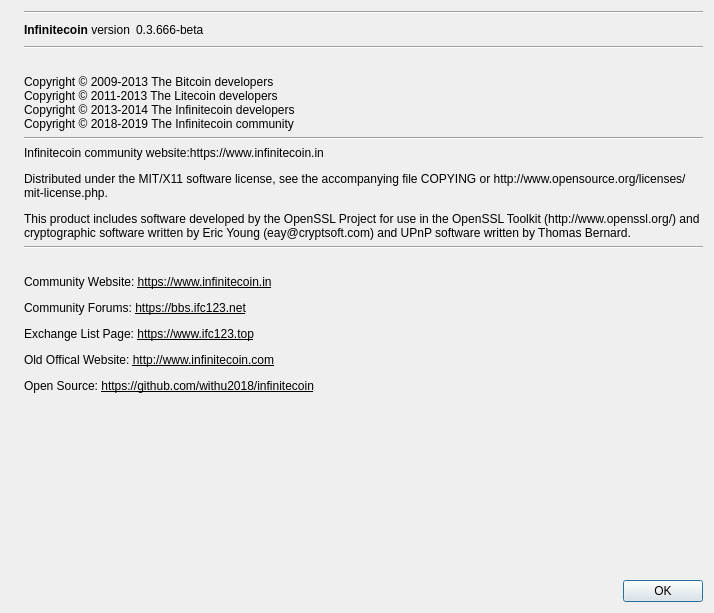
Before: the Qt Designer form src/qt/forms/aboutdialog.ui in withu2018/infinitecoin, drawn with Qt 5.
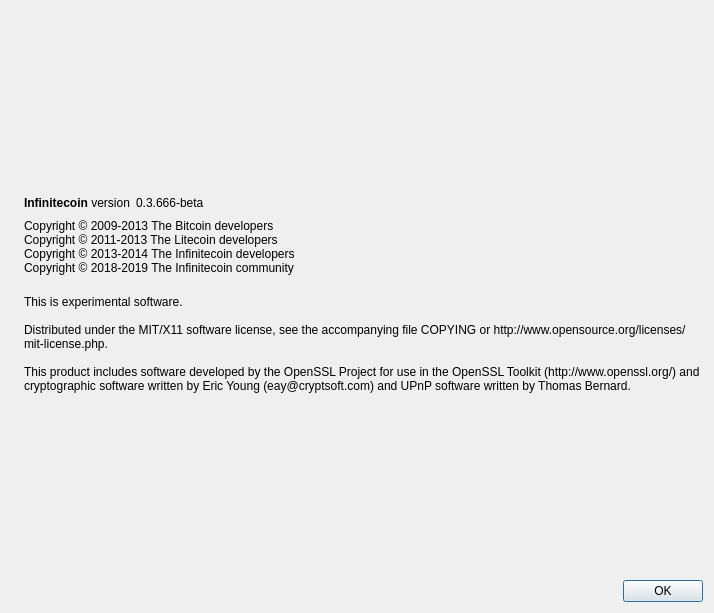
After: the same form once the commit is applied. Icons and pictures are not drawn.

The edit to the form file:
```diff
--- a/src/qt/forms/aboutdialog.ui
+++ b/src/qt/forms/aboutdialog.ui
@@ -30,11 +30,17 @@
    <item>
     <layout class="QVBoxLayout" name="verticalLayout_2">
      <item>
-      <widget class="Line" name="line_4">
+      <spacer name="verticalSpacer_2">
        <property name="orientation">
-        <enum>Qt::Horizontal</enum>
+        <enum>Qt::Vertical</enum>
        </property>
-      </widget>
+       <property name="sizeHint" stdset="0">
+        <size>
+         <width>20</width>
+         <height>40</height>
+        </size>
+       </property>
+      </spacer>
      </item>
      <item>
       <layout class="QHBoxLayout" name="horizontalLayout">
@@ -79,26 +85,6 @@
        </item>
       </layout>
      </item>
-     <item>
-      <widget class="Line" name="line">
-       <property name="orientation">
-        <enum>Qt::Horizontal</enum>
-       </property>
-      </widget>
-     </item>
-     <item>
-      <spacer name="horizontalSpacer_7">
-       <property name="orientation">
-        <enum>Qt::Horizontal</enum>
-       </property>
-       <property name="sizeHint" stdset="0">
-        <size>
-         <width>40</width>
-         <height>20</height>
-        </size>
-       </property>
-      </spacer>
-     </item>
      <item>
       <widget class="QLabel" name="copyrightLabel">
        <property name="cursor">
@@ -108,17 +94,10 @@
         <string notr="true">&lt;html&gt;&lt;head/&gt;&lt;body&gt;&lt;p&gt;Copyright © 2009-2013 The Bitcoin developers&lt;br/&gt;Copyright © 2011-2013 The Litecoin developers &lt;br/&gt;Copyright © 2013-2014 The Infinitecoin developers&lt;br/&gt;Copyright © 2018-2019 The Infinitecoin community&lt;/p&gt;&lt;/body&gt;&lt;/html&gt;</string>
        </property>
        <property name="textFormat">
-        <enum>Qt::AutoText</enum>
+        <enum>Qt::RichText</enum>
        </property>
        <property name="textInteractionFlags">
-        <set>Qt::NoTextInteraction</set>
-       </property>
-      </widget>
-     </item>
-     <item>
-      <widget class="Line" name="line_2">
-       <property name="orientation">
-        <enum>Qt::Horizontal</enum>
+        <set>Qt::LinksAccessibleByMouse|Qt::TextSelectableByKeyboard|Qt::TextSelectableByMouse</set>
        </property>
       </widget>
      </item>
@@ -128,62 +107,18 @@
         <cursorShape>ArrowCursor</cursorShape>
        </property>
        <property name="text">
-        <string notr="true">&lt;html&gt;&lt;head/&gt;&lt;body&gt;&lt;p&gt;Infinitecoin community website:https://www.infinitecoin.in&lt;/p&gt;&lt;p&gt;Distributed under the MIT/X11 software license, see the accompanying file COPYING or http://www.opensource.org/licenses/mit-license.php.&lt;/p&gt;&lt;p&gt;This product includes software developed by the OpenSSL Project for use in the OpenSSL Toolkit (http://www.openssl.org/) and cryptographic software written by Eric Young (eay@cryptsoft.com) and UPnP software written by Thomas Bernard.&lt;/p&gt;&lt;/body&gt;&lt;/html&gt;</string>
+        <string>
+This is experimental software.
+
+Distributed under the MIT/X11 software license, see the accompanying file COPYING or http://www.opensource.org/licenses/mit-license.php.
+
+This product includes software developed by the OpenSSL Project for use in the OpenSSL Toolkit (http://www.openssl.org/) and cryptographic software written by Eric Young (eay@cryptsoft.com) and UPnP software written by Thomas Bernard.</string>
        </property>
        <property name="wordWrap">
         <bool>true</bool>
        </property>
        <property name="textInteractionFlags">
-        <set>Qt::NoTextInteraction</set>
-       </property>
-      </widget>
-     </item>
-     <item>
-      <widget class="Line" name="line_3">
-       <property name="orientation">
-        <enum>Qt::Horizontal</enum>
-       </property>
-      </widget>
-     </item>
-     <item>
-      <spacer name="horizontalSpacer_3">
-       <property name="orientation">
-        <enum>Qt::Horizontal</enum>
-       </property>
-       <property name="sizeHint" stdset="0">
-        <size>
-         <width>40</width>
-         <height>20</height>
-        </size>
-       </property>
-      </spacer>
-     </item>
-     <item>
-      <widget class="QLabel" name="label_5">
-       <property name="contextMenuPolicy">
-        <enum>Qt::DefaultContextMenu</enum>
-       </property>
-       <property name="text">
-        <string notr="true">&lt;html&gt;&lt;head/&gt;&lt;body&gt;&lt;p&gt;&lt;span style=&quot; color:#000000;&quot;&gt;Community Website: &lt;/span&gt;&lt;a href=&quot;https://www.infinitecoin.in&quot;&gt;&lt;span style=&quot; color:#000000;&quot;&gt;https://www.infinitecoin.in&lt;/span&gt;&lt;/a&gt;&lt;/p&gt;&lt;p&gt;&lt;span style=&quot; color:#000000;&quot;&gt;Community Forums:  &lt;/span&gt;&lt;a href=&quot;https://bbs.ifc123.net&quot;&gt;&lt;span style=&quot; color:#000000;&quot;&gt;https://bbs.ifc123.net&lt;/span&gt;&lt;/a&gt;&lt;/p&gt;&lt;p&gt;&lt;span style=&quot; color:#000000;&quot;&gt;Exchange List Page:  &lt;/span&gt;&lt;a href=&quot;https://www.ifc123.top&quot;&gt;&lt;span style=&quot; color:#000000;&quot;&gt;https://www.ifc123.top&lt;/span&gt;&lt;/a&gt;&lt;/p&gt;&lt;p&gt;&lt;span style=&quot; color:#000000;&quot;&gt;Old Offical Website:  &lt;/span&gt;&lt;a href=&quot;http://www.infinitecoin.com&quot;&gt;&lt;span style=&quot; color:#000000;&quot;&gt;http://www.infinitecoin.com&lt;/span&gt;&lt;/a&gt;&lt;/p&gt;&lt;p&gt;&lt;span style=&quot; color:#000000;&quot;&gt;Open Source:            &lt;/span&gt;&lt;a href=&quot;https://github.com/withu2018/infinitecoin&quot;&gt;&lt;span style=&quot; color:#000000;&quot;&gt;https://github.com/withu2018/infinitecoin&lt;/span&gt;&lt;/a&gt;&lt;span style=&quot; color:#000000;&quot;&gt;&lt;br/&gt;&lt;/span&gt;&lt;/p&gt;&lt;/body&gt;&lt;/html&gt;</string>
-       </property>
-       <property name="openExternalLinks">
-        <bool>true</bool>
-       </property>
-       <property name="textInteractionFlags">
-        <set>Qt::LinksAccessibleByKeyboard|Qt::LinksAccessibleByMouse</set>
-       </property>
-      </widget>
-     </item>
-     <item>
-      <widget class="QLabel" name="label_3">
-       <property name="text">
-        <string/>
-       </property>
-       <property name="openExternalLinks">
-        <bool>true</bool>
-       </property>
-       <property name="textInteractionFlags">
-        <set>Qt::LinksAccessibleByKeyboard|Qt::LinksAccessibleByMouse</set>
+        <set>Qt::LinksAccessibleByMouse|Qt::TextSelectableByKeyboard|Qt::TextSelectableByMouse</set>
        </property>
       </widget>
      </item>
@@ -195,7 +130,7 @@
        <property name="sizeHint" stdset="0">
         <size>
          <width>20</width>
-         <height>20</height>
+         <height>40</height>
         </size>
        </property>
       </spacer>
```
Left out of the diff: 12 changed lines with no effect on the pictures.
